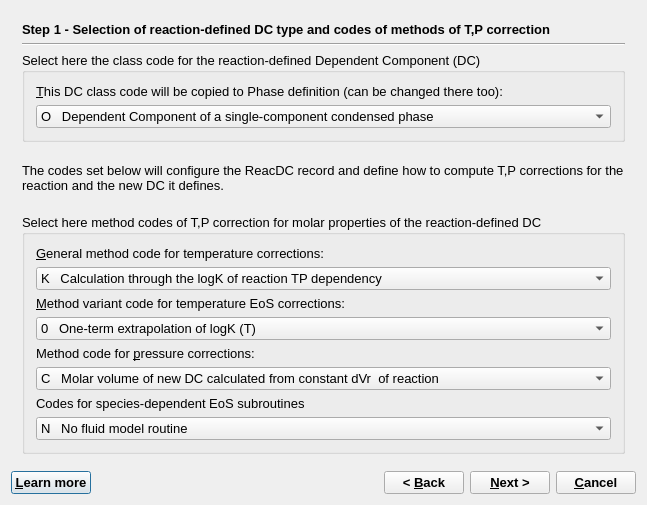
Before: the Qt Designer form GUI/Dialogs4/ReacDCWizard4.ui in gemshub/GEMSGUI, drawn with Qt 5.
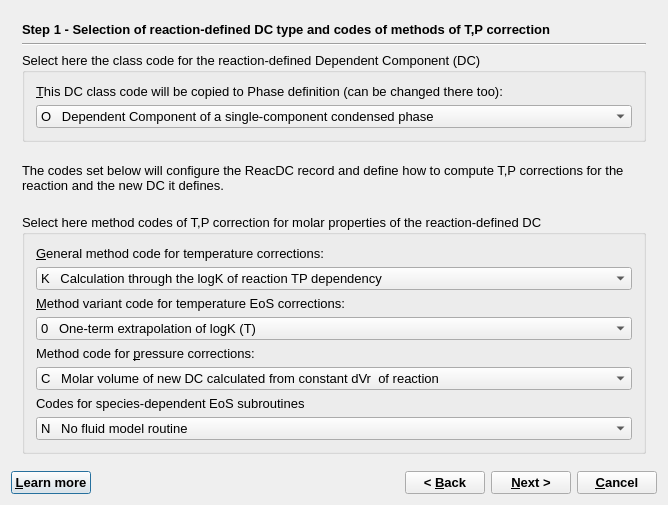
After: the same form once the commit is applied. The open tabs and pages were chosen to show the change.

Diff of the .ui file:
```diff
--- a/GUI/Dialogs4/ReacDCWizard4.ui
+++ b/GUI/Dialogs4/ReacDCWizard4.ui
@@ -9,7 +9,7 @@
    <rect>
     <x>0</x>
     <y>0</y>
-    <width>647</width>
+    <width>668</width>
     <height>505</height>
    </rect>
   </property>
```
Left out of the diff: 7 changed lines with no effect on the pictures.
